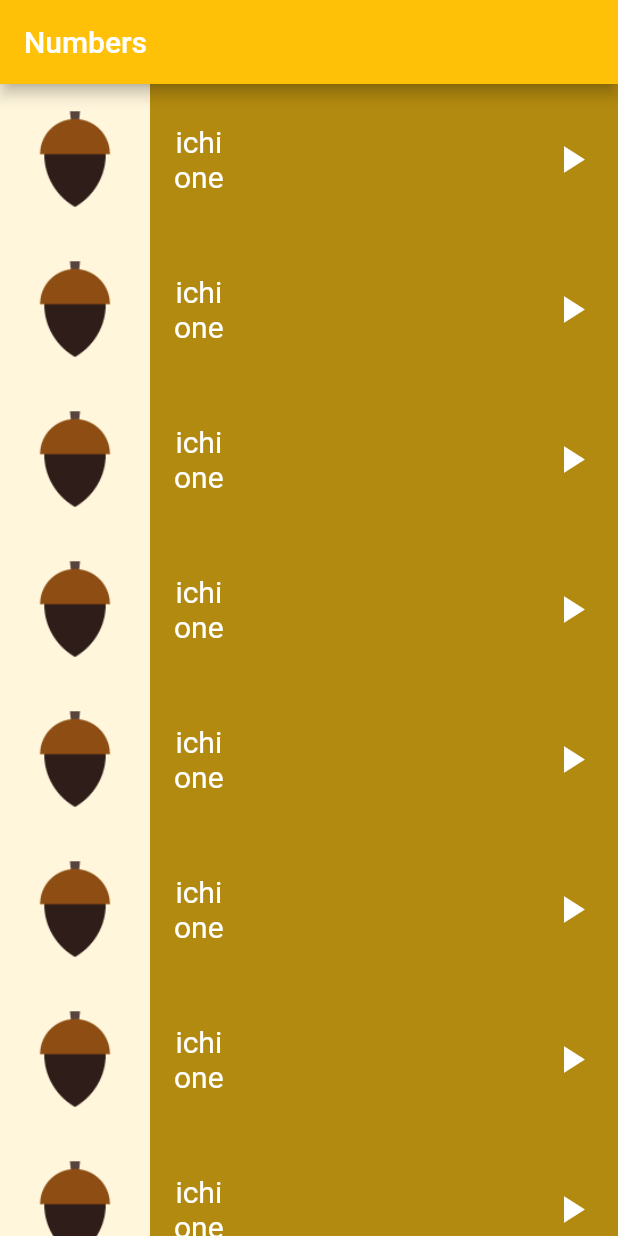
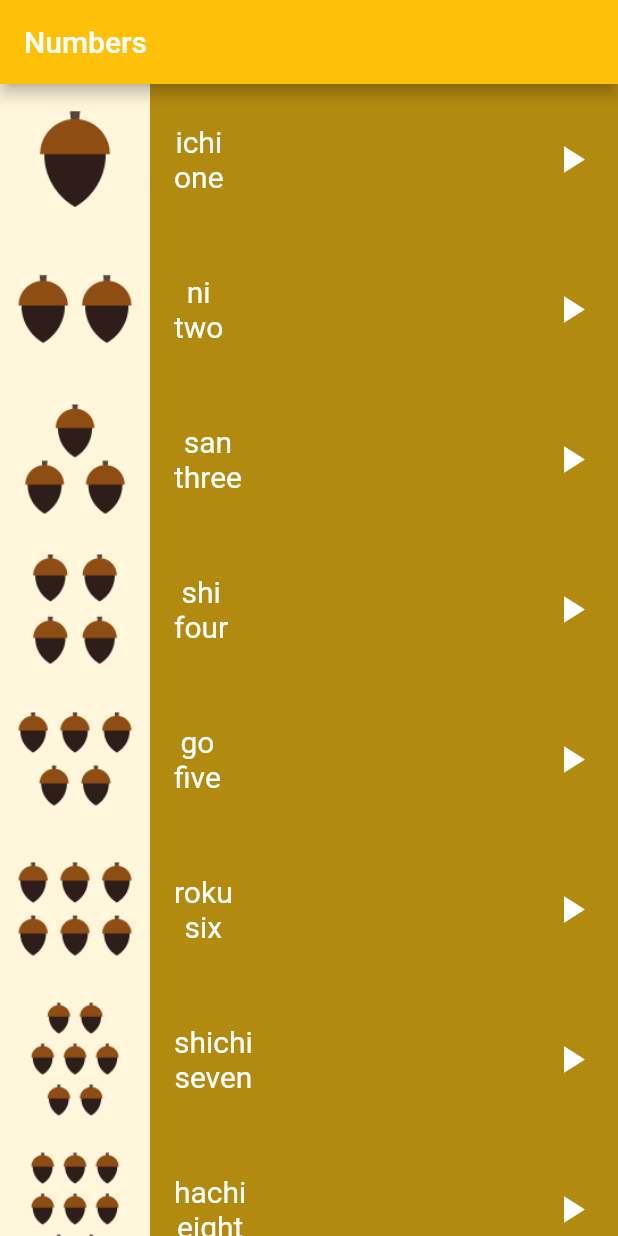
Before and after one commit to MOoRoshdy/FLUTTER_PROJECTS_APP, a Flutter app: the screen it shows after launch, after a tap on "Numbers", on a phone screen of 412 x 824 dp. Run offline on Flutter 3.47's test engine with Material 2 defaults, Android fonts, the phone set to English and light mode, and no system bars.

Commit message:
create list from object numbers and use it in listview

```diff
--- a/language_learn_app/lib/screens/numbers_page.dart
+++ b/language_learn_app/lib/screens/numbers_page.dart
@@ -4,10 +4,48 @@ import 'package:language_learn_app/models/number.dart';
 
 class NumbersPage extends StatelessWidget {
   const NumbersPage({super.key});
-  final Number one = const Number(
-      image: 'assets/images/numbers/number_one.png',
-      jpName: 'ichi',
-      enName: 'one');
+  final List<Number> numbers = const [
+    Number(
+        image: 'assets/images/numbers/number_one.png',
+        jpName: 'ichi',
+        enName: 'one'),
+    Number(
+        image: 'assets/images/numbers/number_two.png',
+        jpName: 'ni',
+        enName: 'two'),
+    Number(
+        image: 'assets/images/numbers/number_three.png',
+        jpName: 'san',
+        enName: 'three'),
+    Number(
+        image: 'assets/images/numbers/number_four.png',
+        jpName: 'shi',
+        enName: 'four'),
+    Number(
+        image: 'assets/images/numbers/number_five.png',
+        jpName: 'go',
+        enName: 'five'),
+    Number(
+        image: 'assets/images/numbers/number_six.png',
+        jpName: 'roku',
+        enName: 'six'),
+    Number(
+        image: 'assets/images/numbers/number_seven.png',
+        jpName: 'shichi',
+        enName: 'seven'),
+    Number(
+        image: 'assets/images/numbers/number_eight.png',
+        jpName: 'hachi',
+        enName: 'eight'),
+    Number(
+        image: 'assets/images/numbers/number_nine.png',
+        jpName: 'kyuu',
+        enName: 'nine'),
+    Number(
+        image: 'assets/images/numbers/number_ten.png',
+        jpName: 'juu',
+        enName: 'ten'),
+  ];
 
   @override
   Widget build(BuildContext context) {
@@ -18,25 +56,18 @@ class NumbersPage extends StatelessWidget {
           title: Text('Numbers'),
           backgroundColor: Colors.amber,
         ),
-        body: ListView(
-          children: [
-            Item(number: one),
-            Item(number: one),
-            Item(number: one),
-            Item(number: one),
-            Item(number: one),
-            Item(number: one),
-            Item(number: one),
-            Item(number: one),
-            Item(number: one),
-            Item(number: one),
-            Item(number: one),
-            Item(number: one),
-            Item(number: one),
-            Item(number: one),
-            Item(number: one),
-          ],
-        ),
+        body: ListView(children: [
+          Item(number: numbers[0]),
+          Item(number: numbers[1]),
+          Item(number: numbers[2]),
+          Item(number: numbers[3]),
+          Item(number: numbers[4]),
+          Item(number: numbers[5]),
+          Item(number: numbers[6]),
+          Item(number: numbers[7]),
+          Item(number: numbers[8]),
+          Item(number: numbers[9]),
+        ]),
       ),
     );
   }
```
